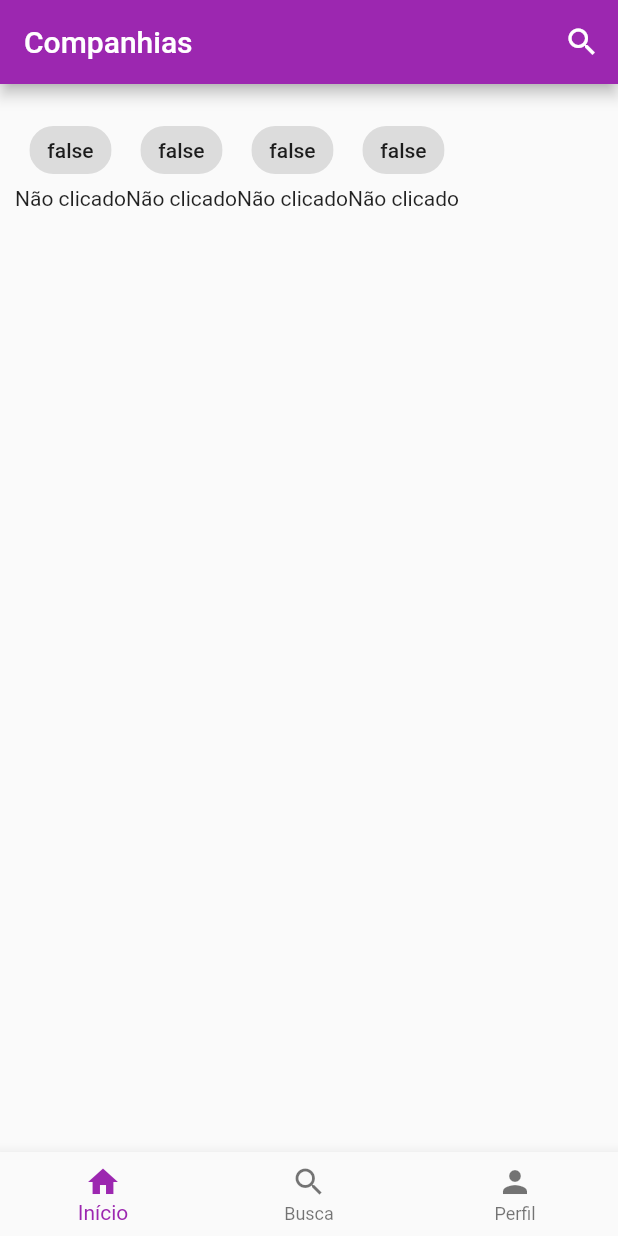
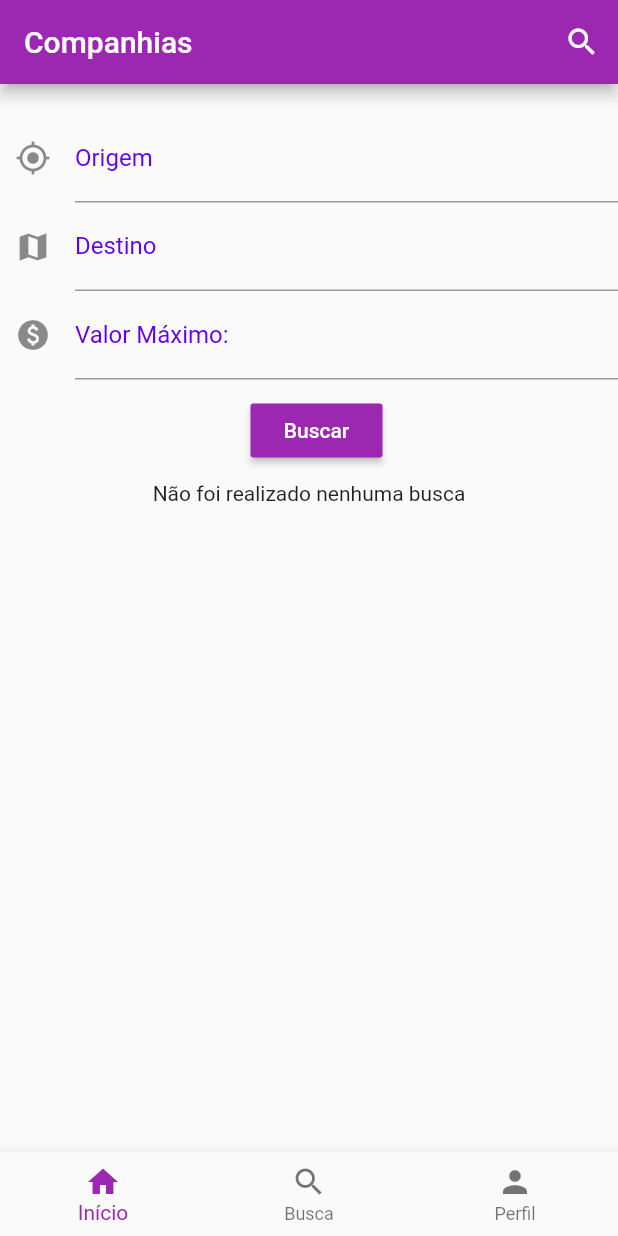
Before and after one commit to Weberth1233/project_voo, a Flutter app: the screen it shows after launch, on a phone screen of 412 x 824 dp. Run offline on Flutter 3.47's test engine with Material 2 defaults, Android fonts, the phone set to English and light mode, and no system bars.

Commit message:
Criando metodo e uma page para as buscas

```diff
--- /dev/null
+++ b/lib/components/textfield_component.dart
@@ -0,0 +1,33 @@
+import 'package:flutter/material.dart';
+
+class TextFieldComp extends StatefulWidget {
+  final TextEditingController myController;
+  final String label;
+  final TextInputType type;
+  final Icon icone;
+
+  TextFieldComp(
+      {Key? key,
+      required this.myController,
+      required this.label,
+      required this.type,
+      required this.icone});
+
+  @override
+  _TextFieldCompState createState() => _TextFieldCompState();
+}
+
+class _TextFieldCompState extends State<TextFieldComp> {
+  @override
+  Widget build(BuildContext context) {
+    return TextField(
+      keyboardType: widget.type,
+      decoration: InputDecoration(
+        icon: widget.icone,
+        labelText: widget.label,
+        labelStyle: TextStyle(color: Color(0xFF6200EE)),
+      ),
+      controller: widget.myController,
+    );
+  }
+}
--- /dev/null
+++ b/lib/controllers/viagens_controller.dart
@@ -0,0 +1,19 @@
+import 'package:project_decolar/models/viagens.dart';
+import 'package:project_decolar/repositorys/companhias_repository.dart';
+
+class ViagensController {
+  List<Viagem> viagens = [];
+
+  buscarPorCidade(String origem, String destino, double valor) {
+    for (var item in CompanhiaRepository.tabela) {
+      for (var viagem in item.viagens) {
+        if (viagem.destino.nome == destino ||
+            viagem.origem.nome == origem ||
+            viagem.valor <= valor) {
+          viagens.add(viagem);
+        }
+      }
+    }
+    return viagens;
+  }
+}
--- a/lib/models/viagens.dart
+++ b/lib/models/viagens.dart
@@ -1,22 +1,26 @@
 import 'cidades.dart';
 
 class Viagem {
-   Cidade _origem ;
-   Cidade _destino;
-   String _aviao;
-   DateTime _dataInicial;
-   DateTime _dataFinal;
+  Cidade _origem;
+  Cidade _destino;
+  String _aviao;
+  DateTime _dataInicial;
+  DateTime _dataFinal;
+  double _valor;
 
-  Viagem(this._origem, this._destino, this._aviao, this._dataInicial, this._dataFinal);
+  Viagem(this._origem, this._destino, this._aviao, this._dataInicial,
+      this._dataFinal, this._valor);
 
   set origem(Cidade origem) {
     _origem = origem;
   }
+
   Cidade get origem => _origem;
 
   set destino(Cidade destino) {
     _destino = destino;
   }
+
   Cidade get destino => _destino;
 
   set aviao(String aviao) {
@@ -37,6 +41,9 @@ class Viagem {
 
   DateTime get dataFinal => _dataFinal;
 
+  set valor(double valor) {
+    _valor = valor;
+  }
 
-
+  double get valor => _valor;
 }
--- a/lib/pages/buscas_page.dart
+++ b/lib/pages/buscas_page.dart
@@ -1,8 +1,10 @@
 import 'package:flutter/material.dart';
-import 'package:project_decolar/components/chip_component.dart';
+import 'package:project_decolar/components/card_viagens_component.dart';
+import 'package:project_decolar/components/textfield_component.dart';
+import 'package:project_decolar/controllers/viagens_controller.dart';
+import 'package:project_decolar/models/viagens.dart';
 
 class BuscasPage extends StatefulWidget {
-
   const BuscasPage({Key? key}) : super(key: key);
 
   @override
@@ -10,21 +12,82 @@ class BuscasPage extends StatefulWidget {
 }
 
 class _BuscasPageState extends State<BuscasPage> {
+  List<Viagem> retorno = [];
+  final TextEditingController _controladororigem = TextEditingController();
+  final TextEditingController _controladordestino = TextEditingController();
+  final TextEditingController _controladorvalor = TextEditingController();
+
+  String origem = "";
+  String destino = "";
+  double valor = 0.0;
+
+  buscandoCidade() {
+    setState(() {
+      origem = _controladororigem.text;
+      destino = _controladordestino.text;
+      try {
+        valor = double.parse(_controladorvalor.text);
+      } on FormatException {
+        valor = 0.0;
+      }
+
+      retorno = ViagensController().buscarPorCidade(origem, destino, valor);
+    });
+    print(retorno);
+  }
 
   @override
   Widget build(BuildContext context) {
+    final result = retorno.isEmpty == true
+        ? const Text('Não foi realizado nenhuma busca')
+        : ListView.builder(
+            itemBuilder: (context, i) => CardViagens(
+                  companhiaViagem: retorno.elementAt(i),
+                ),
+            padding: const EdgeInsets.all(10),
+            itemCount: retorno.length);
+
     return Scaffold(
-        body: Container(
+        body: Column(
+      children: [
+        Container(
             alignment: Alignment.topCenter,
             margin: const EdgeInsets.only(top: 20, left: 10),
-            child: Row(
+            child: Column(
               children: [
-                ChipComponent(texto: 'Cidades'),
-                ChipComponent(texto: 'Horário'),
-                ChipComponent(texto: 'Data'),
-                ChipComponent(texto: "Valor"),
+                TextFieldComp(
+                    label: "Origem",
+                    myController: _controladororigem,
+                    type: TextInputType.text,
+                    icone: const Icon(Icons.my_location)),
+                TextFieldComp(
+                  label: "Destino",
+                  myController: _controladordestino,
+                  icone: const Icon(Icons.map),
+                  type: TextInputType.text,
+                ),
+                TextFieldComp(
+                  label: "Valor Máximo:",
+                  myController: _controladorvalor,
+                  icone: const Icon(Icons.paid),
+                  type: TextInputType.number,
+                ),
+                Padding(padding: const EdgeInsets.only(top: 10)),
+                RaisedButton(
+                  color: Colors.purple,
+                  textColor: Colors.white,
+                  child: Text('Buscar'),
+                  onPressed: buscandoCidade,
+                ),
               ],
-            )));
-
+            )),
+        Padding(padding: const EdgeInsets.only(top: 10)),
+        Expanded(
+          child: Container(
+            child: result,
+          ),
+        )
+      ],
+    ));
   }
 }
```
Also changed, not shown: lib/components/card_viagens_component.dart (+43 -20 lines), lib/components/text_component.dart (added, +23 -0 lines), lib/repositorys/viagens_repository.dart (+34 -18 lines).
